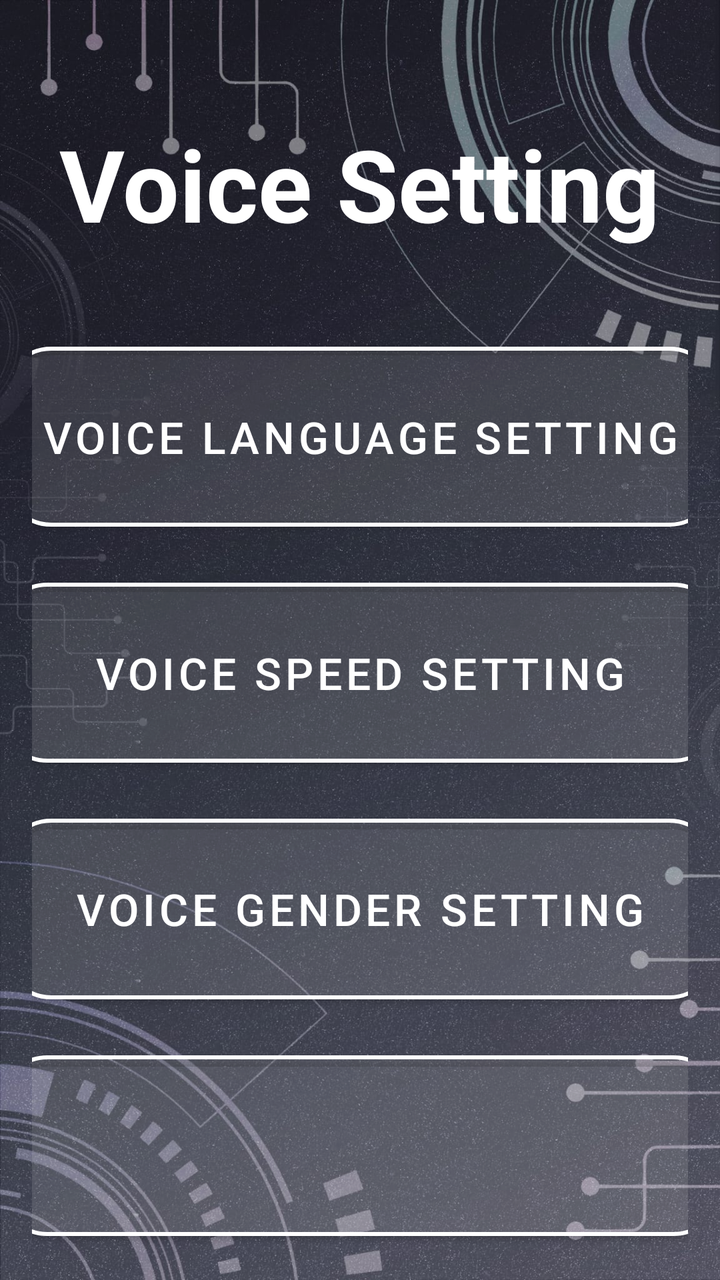
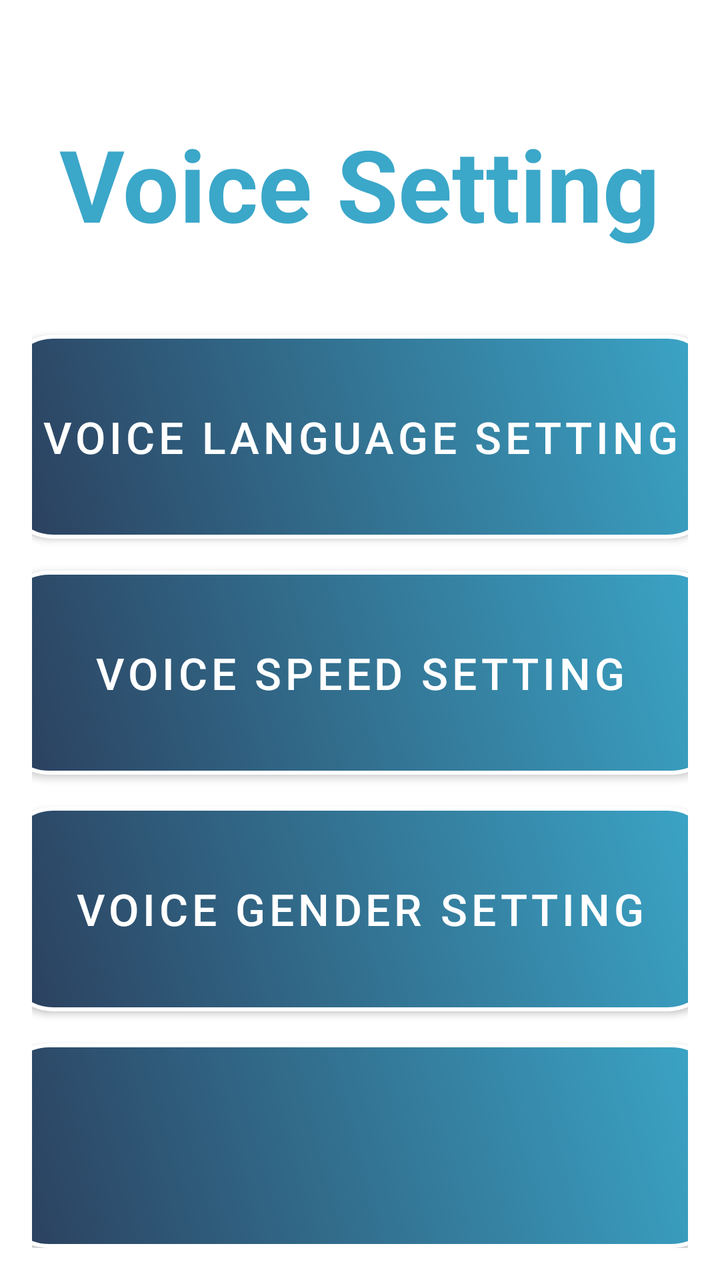

An Android layout rendered at two revisions. The XML below is the earlier revision; the diff shows what the commit changed to produce the second picture.
<!-- AndroidManifest.xml: application theme Theme.VISTA -->
<!-- res/layout/activity_voice_setting_page.xml -->
<?xml version="1.0" encoding="utf-8"?>
<LinearLayout xmlns:android="http://schemas.android.com/apk/res/android"
    xmlns:app="http://schemas.android.com/apk/res-auto"
    android:id="@+id/main"
    android:layout_width="match_parent"
    android:layout_height="match_parent"
    android:background="@drawable/background"
    android:orientation="vertical"
    android:gravity="center"
    android:padding="16dp"
    android:weightSum="5">

    <TextView
        android:id="@+id/textView2"
        android:layout_width="wrap_content"
        android:layout_height="wrap_content"
        android:layout_marginTop="16dp"
        android:layout_weight="1"
        android:gravity="center"
        android:text="@string/VoiceSettingPage_title"
        android:textColor="@color/white"
        android:textSize="50sp"
        android:textStyle="bold" />

    <com.google.android.material.button.MaterialButton
        android:id="@+id/btnLanSetting"
        style="@style/SemiTransparentRoundedButton"
        android:layout_width="357dp"
        android:layout_height="wrap_content"
        android:layout_marginTop="16dp"
        android:layout_weight="1"
        android:text="@string/VoiceSettingPage_VoiceLanguageSetting"
        android:textSize="22sp" />

    <com.google.android.material.button.MaterialButton
        android:id="@+id/btnVoiceSpeedSetting"
        style="@style/SemiTransparentRoundedButton"
        android:layout_width="361dp"
        android:layout_height="wrap_content"
        android:layout_marginTop="16dp"
        android:layout_weight="1"
        android:text="@string/VoiceSettingPage_VoiceSpeedSetting"
        android:textSize="22sp" />

    <com.google.android.material.button.MaterialButton
        android:id="@+id/btnGender"
        style="@style/SemiTransparentRoundedButton"
        android:layout_width="357dp"
        android:layout_height="wrap_content"
        android:layout_marginTop="16dp"
        android:layout_weight="1"
        android:text="@string/VoiceSettingPage_VoiceGenderSetting"
        android:textSize="22sp" />

    
    <com.google.android.material.button.MaterialButton
        android:id="@+id/button5"
        style="@style/SemiTransparentRoundedButton"
        android:layout_width="361dp"
        android:layout_height="wrap_content"
        android:layout_marginTop="16dp"
        android:layout_weight="1"
        android:text=""
        android:textSize="22sp" />

</LinearLayout>
<!-- resources referenced by this layout -->
<resources>
  <color name="white">#FFFFFF</color>
  <!-- drawable background: jpeg bitmap (drawable, 288114 bytes) -->
  <string name="VoiceSettingPage_VoiceGenderSetting">Voice Gender Setting</string>
  <string name="VoiceSettingPage_VoiceLanguageSetting">Voice Language Setting</string>
  <string name="VoiceSettingPage_VoiceSpeedSetting">Voice Speed Setting</string>
  <string name="VoiceSettingPage_title">Voice Setting</string>
  <style name="SemiTransparentRoundedButton" parent="Widget.MaterialComponents.Button">
          <item name="android:textColor">#FFFFFF</item>
          <item name="background">@drawable/button_selector</item> 
          <item name="cornerRadius">24dp</item>
          <item name="strokeColor">#FFFFFF</item>
          <item name="strokeWidth">2dp</item>
          <item name="backgroundTint">#20FFFFFF</item> 
      </style>
  <style name="Theme.VISTA" parent="Theme.MaterialComponents.Light.NoActionBar">
          
          <item name="colorPrimary">@color/semi_transparent_white</item>
          <item name="colorPrimaryVariant">@color/semi_transparent_white</item>
          <item name="colorOnPrimary">@color/white</item>
          
      </style>
  <!-- drawable button_selector (drawable) -->
  <?xml version="1.0" encoding="utf-8"?>
  <selector xmlns:android="http://schemas.android.com/apk/res/android">
      
      <item android:state_pressed="true">
          <shape android:shape="rectangle">
              <solid android:color="#20FFFFFF" /> 
              <stroke android:width="2dp" android:color="#FFFFFF" />
              <corners android:radius="24dp" />
          </shape>
      </item>
  
      
      <item android:state_selected="true">
          <shape android:shape="rectangle">
              <solid android:color="#FFFF00" /> 
              <stroke android:width="2dp" android:color="#FFFFFF" />
              <corners android:radius="24dp" />
          </shape>
      </item>
  
      
      <item>
          <shape android:shape="rectangle">
              <solid android:color="#20FFFFFF" /> 
              <stroke android:width="2dp" android:color="#FFFFFF" />
              <corners android:radius="24dp" />
          </shape>
      </item>
  </selector>
  <color name="semi_transparent_white">#80FFFFFF</color>
</resources>

<!-- the commit's change to res/layout/activity_voice_setting_page.xml (unified diff, before → after) -->
@@ -4,7 +4,7 @@
     android:id="@+id/main"
     android:layout_width="match_parent"
     android:layout_height="match_parent"
-    android:background="@drawable/background"
+    android:background="@color/white"
     android:orientation="vertical"
     android:gravity="center"
     android:padding="16dp"
@@ -18,7 +18,8 @@
         android:layout_weight="1"
         android:gravity="center"
         android:text="@string/VoiceSettingPage_title"
-        android:textColor="@color/white"
+        android:textColor="#3BA7C9
+"
         android:textSize="50sp"
         android:textStyle="bold" />
 
@@ -30,7 +31,13 @@
         android:layout_marginTop="16dp"
         android:layout_weight="1"
         android:text="@string/VoiceSettingPage_VoiceLanguageSetting"
-        android:textSize="22sp" />
+        android:textSize="22sp"
+        android:background="@drawable/btn_photo_gradient"
+        app:backgroundTint="@null"
+        app:backgroundTintMode="src_over"
+        app:cornerRadius="0dp"
+        app:strokeColor="@null"
+        app:strokeWidth="0dp"/>
 
     <com.google.android.material.button.MaterialButton
         android:id="@+id/btnVoiceSpeedSetting"
@@ -40,7 +47,13 @@
         android:layout_marginTop="16dp"
         android:layout_weight="1"
         android:text="@string/VoiceSettingPage_VoiceSpeedSetting"
-        android:textSize="22sp" />
+        android:textSize="22sp"
+        android:background="@drawable/btn_photo_gradient"
+        app:backgroundTint="@null"
+        app:backgroundTintMode="src_over"
+        app:cornerRadius="0dp"
+        app:strokeColor="@null"
+        app:strokeWidth="0dp"/>
 
     <com.google.android.material.button.MaterialButton
         android:id="@+id/btnGender"
@@ -50,7 +63,13 @@
         android:layout_marginTop="16dp"
         android:layout_weight="1"
         android:text="@string/VoiceSettingPage_VoiceGenderSetting"
-        android:textSize="22sp" />
+        android:textSize="22sp"
+        android:background="@drawable/btn_photo_gradient"
+        app:backgroundTint="@null"
+        app:backgroundTintMode="src_over"
+        app:cornerRadius="0dp"
+        app:strokeColor="@null"
+        app:strokeWidth="0dp"/>
 
     
     <com.google.android.material.button.MaterialButton
@@ -61,6 +80,12 @@
         android:layout_marginTop="16dp"
         android:layout_weight="1"
         android:text=""
-        android:textSize="22sp" />
+        android:textSize="22sp"
+        android:background="@drawable/btn_photo_gradient"
+        app:backgroundTint="@null"
+        app:backgroundTintMode="src_over"
+        app:cornerRadius="0dp"
+        app:strokeColor="@null"
+        app:strokeWidth="0dp"/>
 
 </LinearLayout>
<!-- resource entries referenced after the edit -->
@@ -1,7 +1,27 @@
 <!-- resources referenced by this layout -->
 <resources>
   <color name="white">#FFFFFF</color>
-  <!-- drawable background: jpeg bitmap (drawable, 288114 bytes) -->
+  <!-- drawable btn_photo_gradient (drawable) -->
+  <?xml version="1.0" encoding="utf-8"?>
+  <shape xmlns:android="http://schemas.android.com/apk/res/android"
+      android:shape="rectangle">
+  
+      
+      <gradient
+          android:startColor="#2B3E5C"
+          android:endColor="#3BA7C9"
+          android:angle="45"
+      />
+  
+      
+      <corners android:radius="24dp" />
+  
+      
+      <stroke
+          android:width="2dp"
+          android:color="#FFFFFF" />
+  
+  </shape>
   <string name="VoiceSettingPage_VoiceGenderSetting">Voice Gender Setting</string>
   <string name="VoiceSettingPage_VoiceLanguageSetting">Voice Language Setting</string>
   <string name="VoiceSettingPage_VoiceSpeedSetting">Voice Speed Setting</string>
